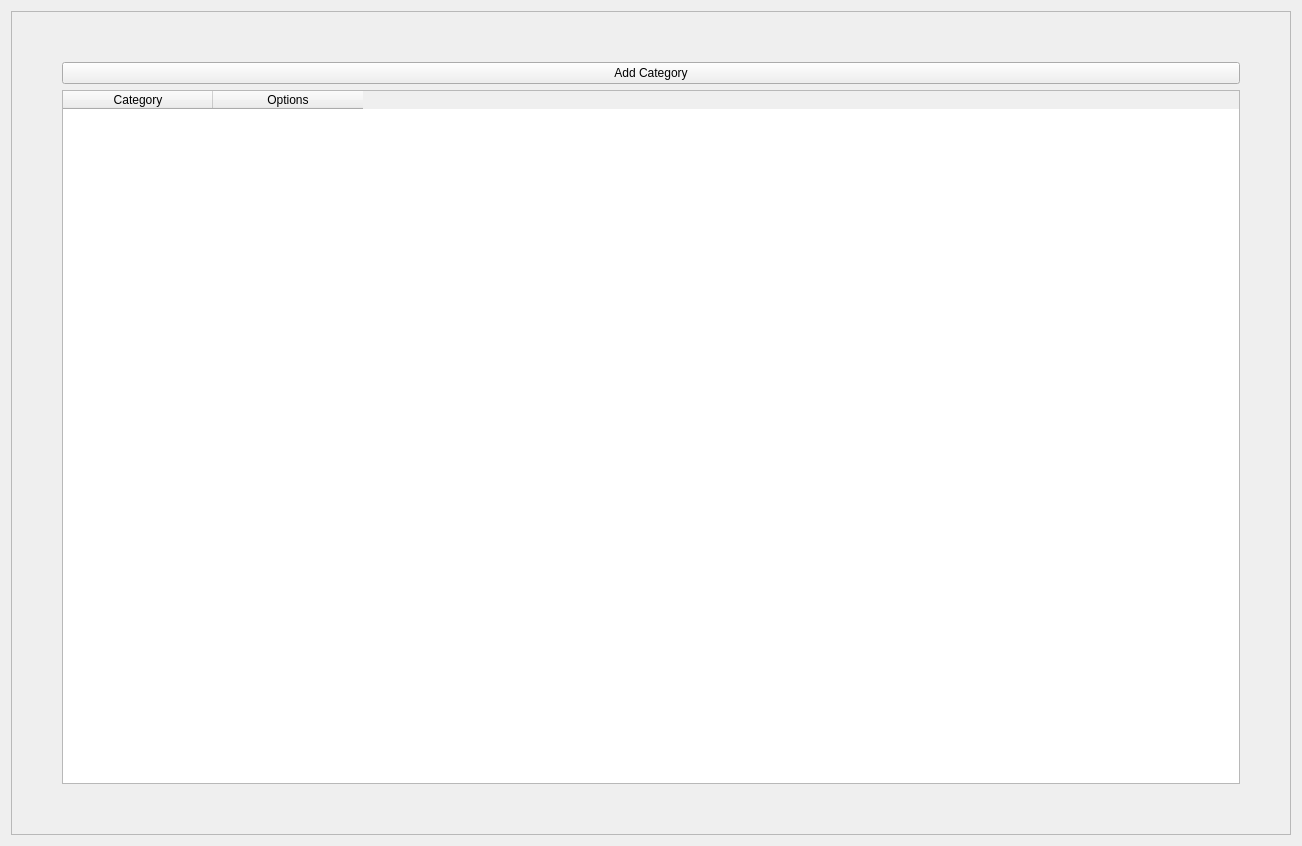
This is ui/categories.ui in michael-halim/pos as Qt 5 draws it before an edit. The edited form follows.
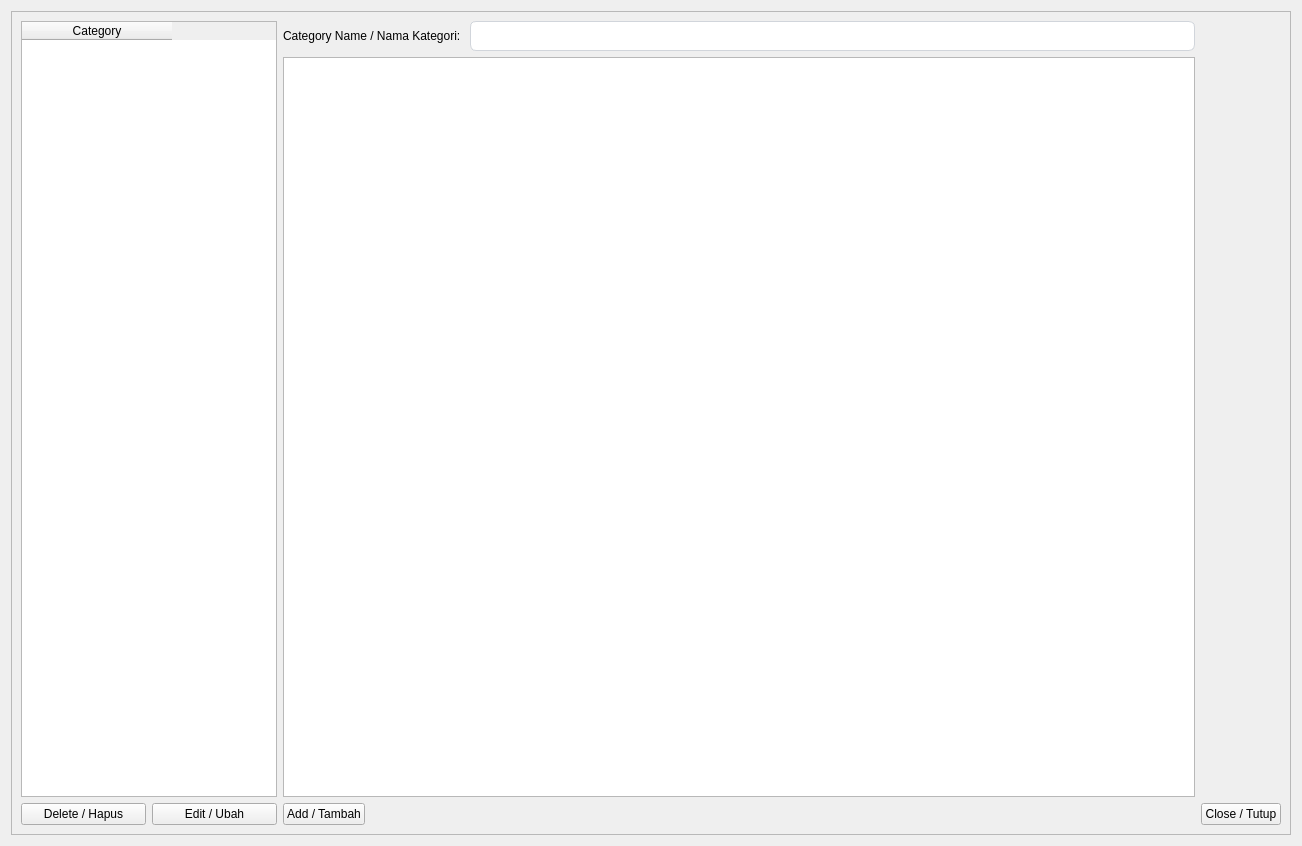
This is the edited form.

Commit message: Patch #01: Close all app in main window and CSS

The edit to the form file:
```diff
--- a/ui/categories.ui
+++ b/ui/categories.ui
@@ -23,26 +23,7 @@
       <enum>QFrame::Raised</enum>
      </property>
      <layout class="QGridLayout" name="gridLayout">
-      <property name="leftMargin">
-       <number>50</number>
-      </property>
-      <property name="topMargin">
-       <number>50</number>
-      </property>
-      <property name="rightMargin">
-       <number>50</number>
-      </property>
-      <property name="bottomMargin">
-       <number>50</number>
-      </property>
-      <item row="0" column="0">
-       <widget class="QPushButton" name="add_category_button">
-        <property name="text">
-         <string>Add Category</string>
-        </property>
-       </widget>
-      </item>
-      <item row="1" column="0">
+      <item row="0" column="0" rowspan="2" colspan="2">
        <widget class="QTableWidget" name="categories_table">
         <attribute name="horizontalHeaderDefaultSectionSize">
          <number>150</number>
@@ -52,11 +33,87 @@
           <string>Category</string>
          </property>
         </column>
-        <column>
-         <property name="text">
-          <string>Options</string>
-         </property>
-        </column>
+       </widget>
+      </item>
+      <item row="0" column="2" colspan="2">
+       <layout class="QHBoxLayout" name="horizontalLayout">
+        <item>
+         <widget class="QLabel" name="label">
+          <property name="text">
+           <string>Category Name / Nama Kategori: </string>
+          </property>
+         </widget>
+        </item>
+        <item>
+         <widget class="QLineEdit" name="category_name_input">
+          <property name="minimumSize">
+           <size>
+            <width>0</width>
+            <height>30</height>
+           </size>
+          </property>
+          <property name="styleSheet">
+           <string notr="true">QLineEdit{
+	border: 1px solid #d1d5db;      /* Light gray border */
+    border-radius: 6px;             /* Rounded corners */
+    outline: none;                  /* Remove default outline */
+    color: #333;                    /* Text color */
+    background-color: #fff;       /* Light gray background */
+    transition: all 0.3s ease-in-out; /* Smooth transition for effects */
+}
+
+QLineEdit:focus {
+    border: 1px solid #93c5fd;       /* Blue border on focus */
+    box-shadow: 0 0 5px rgba(59, 130, 246, 0.5);  /* Soft blue glow */
+    background-color: #ffffff;       /* White background when focused */
+}</string>
+          </property>
+         </widget>
+        </item>
+       </layout>
+      </item>
+      <item row="1" column="2" colspan="2">
+       <widget class="QListWidget" name="products_table_in_categories"/>
+      </item>
+      <item row="2" column="0">
+       <widget class="QPushButton" name="add_category_button_2">
+        <property name="text">
+         <string>Delete / Hapus</string>
+        </property>
+       </widget>
+      </item>
+      <item row="2" column="1">
+       <widget class="QPushButton" name="add_category_button">
+        <property name="text">
+         <string>Edit / Ubah</string>
+        </property>
+       </widget>
+      </item>
+      <item row="2" column="2">
+       <widget class="QPushButton" name="add_category_button_3">
+        <property name="text">
+         <string>Add / Tambah</string>
+        </property>
+       </widget>
+      </item>
+      <item row="2" column="3">
+       <spacer name="horizontalSpacer">
+        <property name="orientation">
+         <enum>Qt::Horizontal</enum>
+        </property>
+        <property name="sizeHint" stdset="0">
+         <size>
+          <width>802</width>
+          <height>20</height>
+         </size>
+        </property>
+       </spacer>
+      </item>
+      <item row="2" column="4">
+       <widget class="QPushButton" name="add_category_button_4">
+        <property name="text">
+         <string>Close / Tutup</string>
+        </property>
        </widget>
       </item>
      </layout>
```
The commit also changes 2 other files.
